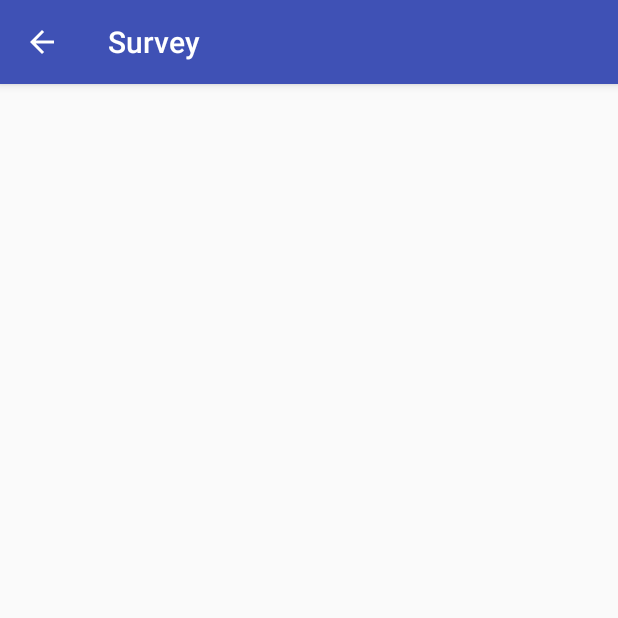
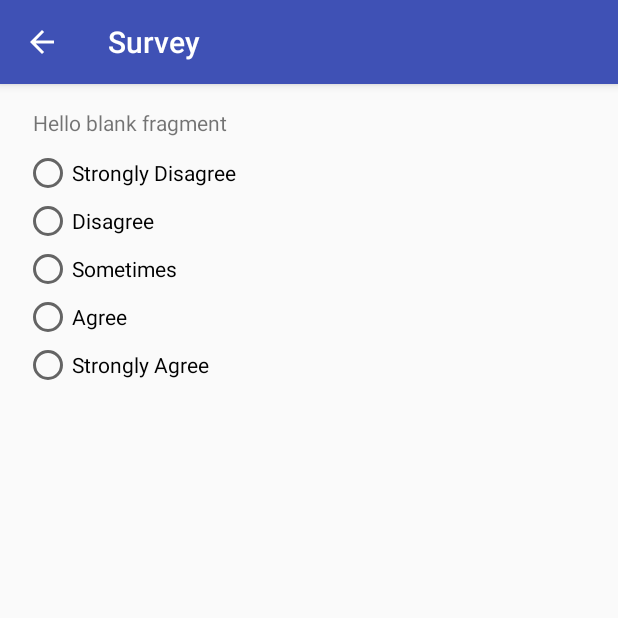
Before and after one commit to tha-bo/mvmr, an Android app: the Survey screen opened directly, with no data from a screen before it, on a phone screen of 412 x 824 dp, the top half of it. Run offline under Robolectric (Android 15) with nearby library versions, the phone set to English and light mode, and no system bars; our stand-ins replace Firebase (no records; nobody signed in at launch, a user with empty details on screens opened directly); 1 statement that could not run was skipped.

Commit message:
updated survey activity

```diff
--- a/app/src/main/java/mvmr/mvmr/Survey.java
+++ b/app/src/main/java/mvmr/mvmr/Survey.java
@@ -1,13 +1,37 @@
 package mvmr.mvmr;
 
+import android.content.SharedPreferences;
 import android.os.Bundle;
+import android.support.annotation.NonNull;
 import android.support.design.widget.FloatingActionButton;
 import android.support.design.widget.Snackbar;
+import android.support.v4.app.Fragment;
+import android.support.v4.app.FragmentManager;
+import android.support.v4.app.FragmentTransaction;
 import android.support.v7.app.AppCompatActivity;
 import android.support.v7.widget.Toolbar;
 import android.view.View;
+import android.widget.Button;
+import android.widget.Toast;
 
-public class Survey extends AppCompatActivity {
+import com.google.android.gms.tasks.OnCompleteListener;
+import com.google.android.gms.tasks.Task;
+import com.google.firebase.auth.AuthResult;
+import com.google.firebase.auth.FirebaseAuth;
+import com.google.firebase.database.DatabaseReference;
+import com.google.firebase.database.FirebaseDatabase;
+
+import java.text.SimpleDateFormat;
+import java.util.Date;
+
+import mvmr.mvmr.models.SurveyModel;
+import mvmr.mvmr.models.UserModel;
+
+public class Survey extends AppCompatActivity  implements SurveyQuestionFragment.OnFragmentInteractionListener {
+    SharedPreferences surveyCache;
+    String[] surveyQuestions;
+    protected FirebaseAuth mAuth;
+    protected DatabaseReference mDatabase;
 
     @Override
     protected void onCreate(Bundle savedInstanceState) {
@@ -16,15 +40,74 @@ public class Survey extends AppCompatActivity {
         Toolbar toolbar = (Toolbar) findViewById(R.id.toolbar);
         setSupportActionBar(toolbar);
 
-        FloatingActionButton fab = (FloatingActionButton) findViewById(R.id.fab);
-        fab.setOnClickListener(new View.OnClickListener() {
-            @Override
-            public void onClick(View view) {
-                Snackbar.make(view, "Replace with your own action", Snackbar.LENGTH_LONG)
-                        .setAction("Action", null).show();
-            }
-        });
+        surveyQuestions = getResources().getStringArray(R.array.survey);
+
+        for (int i = 0; i < surveyQuestions.length; i++) {
+            int result = surveyCache.getInt("question_" + i, 0);
+
+            FragmentManager fragmentManager = getSupportFragmentManager();
+            FragmentTransaction fragmentTransaction = fragmentManager.beginTransaction();
+
+            SurveyQuestionFragment fragment = SurveyQuestionFragment.newInstance(i, surveyQuestions[i], result);
+            fragmentTransaction.add(R.id.questionsContainer, fragment);
+            fragmentTransaction.commit();
+        }
         getSupportActionBar().setDisplayHomeAsUpEnabled(true);
     }
 
+    @Override
+    public void onFragmentInteraction(int uri, int result) {
+        surveyCache = getSharedPreferences("MVMR_Survey", 0);
+        SharedPreferences.Editor surveyCacheEditor = surveyCache.edit();
+        surveyCacheEditor.putInt("question_" + uri, result);
+        surveyCacheEditor.commit();
+    }
+
+    public void onSubmit(View view) {
+        SharedPreferences settings = getSharedPreferences("MVMR", 0);
+        SurveyModel model = new SurveyModel(settings.getString("user_id", null));
+
+        for(int i = 0; i < surveyQuestions.length; i++)
+        {
+            int value = surveyCache.getInt("question_" + i, 0);
+            if(value == 0)
+            {
+                Toast.makeText(Survey.this, "Please Enter all values", Toast.LENGTH_SHORT).show();
+                return;
+            }
+            model.Result += value + ",";
+        }
+        SendResults(model);
+    }
+
+    private void SendResults(final SurveyModel model)
+    {
+        try {
+
+            mAuth = FirebaseAuth.getInstance();
+            mAuth.signInAnonymously().addOnCompleteListener(new OnCompleteListener<AuthResult>() {
+                @Override
+                public void onComplete(@NonNull Task<AuthResult> task) {
+                    if (task.isSuccessful()) {
+                        Toast.makeText(Survey.this, "login success", Toast.LENGTH_SHORT).show();
+
+                        String modelId = java.util.UUID.randomUUID().toString() + new SimpleDateFormat("_HH:mm:ss").format(new Date());
+
+                        mDatabase = FirebaseDatabase.getInstance().getReference();
+                        mDatabase.child("survey")
+                                .child(modelId)
+                                .setValue(model);
+                    }
+                    else{
+                        Toast.makeText(Survey.this, "login failed", Toast.LENGTH_SHORT).show();
+                    }
+                }
+            });
+
+        } catch (Exception e) {
+            Toast.makeText(Survey.this, "login error", Toast.LENGTH_SHORT).show();
+            // Restore interrupt status.
+            //Thread.currentThread().interrupt();
+        }
+    }
 }
--- a/app/src/main/java/mvmr/mvmr/SurveyQuestionFragment.java
+++ b/app/src/main/java/mvmr/mvmr/SurveyQuestionFragment.java
@@ -7,6 +7,8 @@ import android.support.v4.app.Fragment;
 import android.view.LayoutInflater;
 import android.view.View;
 import android.view.ViewGroup;
+import android.widget.RadioButton;
+import android.widget.RadioGroup;
 
 
 /**
@@ -18,16 +20,10 @@ import android.view.ViewGroup;
  * create an instance of this fragment.
  */
 public class SurveyQuestionFragment extends Fragment {
-    // TODO: Rename parameter arguments, choose names that match
-    // the fragment initialization parameters, e.g. ARG_ITEM_NUMBER
-    private static final String ARG_PARAM1 = "param1";
-    private static final String ARG_PARAM2 = "param2";
-
-    // TODO: Rename and change types of parameters
-    private String mParam1;
-    private String mParam2;
-
-    private OnFragmentInteractionListener mListener;
+    private OnFragmentInteractionListener mListener; // parent activity
+    private int result;
+    private int questionId;
+    private String question;
 
     public SurveyQuestionFragment() {
         // Required empty public constructor
@@ -36,17 +32,15 @@ public class SurveyQuestionFragment extends Fragment {
     /**
      * Use this factory method to create a new instance of
      * this fragment using the provided parameters.
-     *
-     * @param param1 Parameter 1.
-     * @param param2 Parameter 2.
      * @return A new instance of fragment SurveyQuestionFragment.
      */
     // TODO: Rename and change types and number of parameters
-    public static SurveyQuestionFragment newInstance(String param1, String param2) {
+    public static SurveyQuestionFragment newInstance(int id, String question, int result) {
         SurveyQuestionFragment fragment = new SurveyQuestionFragment();
         Bundle args = new Bundle();
-        args.putString(ARG_PARAM1, param1);
-        args.putString(ARG_PARAM2, param2);
+        args.putInt("Id", id);
+        args.putInt("Result", result);
+        args.putString("Question", question);
         fragment.setArguments(args);
         return fragment;
     }
@@ -54,9 +48,13 @@ public class SurveyQuestionFragment extends Fragment {
     @Override
     public void onCreate(Bundle savedInstanceState) {
         super.onCreate(savedInstanceState);
+        result = questionId = 0;
         if (getArguments() != null) {
-            mParam1 = getArguments().getString(ARG_PARAM1);
-            mParam2 = getArguments().getString(ARG_PARAM2);
+            questionId = getArguments().getInt("Id");
+            result = getArguments().getInt("Result");
+            question = getArguments().getString("Question");
+
+
         }
     }
 
@@ -65,13 +63,6 @@ public class SurveyQuestionFragment extends Fragment {
                              Bundle savedInstanceState) {
         // Inflate the layout for this fragment
         return inflater.inflate(R.layout.fragment_survey_question, container, false);
-    }
-
-    // TODO: Rename method, update argument and hook method into UI event
-    public void onButtonPressed(Uri uri) {
-        if (mListener != null) {
-            mListener.onFragmentInteraction(uri);
-        }
     }
 
     @Override
@@ -86,9 +77,70 @@ public class SurveyQuestionFragment extends Fragment {
     }
 
     @Override
+    public void onViewCreated(View view, Bundle savedInstanceState) {
+        super.onViewCreated(view, savedInstanceState);
+
+        RadioGroup group = (RadioGroup) view.findViewById(R.id.rGroup);
+        switch(result) {
+            case 1:
+                group.check(R.id.r1);
+                break;
+            case 2:
+                group.check(R.id.r2);
+                break;
+            case 3:
+                group.check(R.id.r3);
+                break;
+            case 4:
+                group.check(R.id.r4);
+                break;
+            case 5:
+                group.check(R.id.r5);
+                break;
+        }
+    }
+
+    @Override
     public void onDetach() {
         super.onDetach();
         mListener = null;
+    }
+
+    public void onRadioButtonClicked(View view) {
+        // Is the button now checked?
+        boolean checked = ((RadioButton) view).isChecked();
+
+        // Check which radio button was clicked
+        switch(view.getId()) {
+            case R.id.r1:
+                if (checked)
+                    result = 1;
+                    break;
+            case R.id.r2:
+                if (checked)
+                    result = 2;
+                    break;
+            case R.id.r3:
+                if (checked)
+                    result = 3;
+                    break;
+            case R.id.r4:
+                if (checked)
+                    result = 4;
+                    break;
+            case R.id.r5:
+                if (checked)
+                    result = 5;
+                    break;
+        }
+        if (mListener != null) {
+            mListener.onFragmentInteraction(questionId, result);
+        }
+    }
+
+    public int GetResult()
+    {
+        return result;
     }
 
     /**
@@ -103,6 +155,6 @@ public class SurveyQuestionFragment extends Fragment {
      */
     public interface OnFragmentInteractionListener {
         // TODO: Update argument type and name
-        void onFragmentInteraction(Uri uri);
+        void onFragmentInteraction(int uri, int result);
     }
 }
--- a/app/src/main/res/layout/content_survey.xml
+++ b/app/src/main/res/layout/content_survey.xml
@@ -8,4 +8,27 @@
     tools:context="mvmr.mvmr.Survey"
     tools:showIn="@layout/activity_survey">
 
+    <LinearLayout
+        android:id="@+id/questionsContainer"
+        android:layout_width="0dp"
+        android:layout_height="495dp"
+        android:layout_marginEnd="8dp"
+        android:layout_marginLeft="8dp"
+        android:layout_marginRight="8dp"
+        android:layout_marginStart="8dp"
+        android:layout_marginTop="8dp"
+        android:orientation="horizontal"
+        app:layout_constraintLeft_toLeftOf="parent"
+        app:layout_constraintRight_toRightOf="parent"
+        app:layout_constraintTop_toTopOf="parent">
+
+        <Button
+            android:id="@+id/submitSurvey"
+            style="@style/Widget.AppCompat.Button.Colored"
+            android:layout_width="wrap_content"
+            android:layout_height="wrap_content"
+            android:layout_weight="1"
+            android:text="Submit"
+            android:onClick="onSubmit" />
+    </LinearLayout>
 </android.support.constraint.ConstraintLayout>
--- a/app/src/main/res/layout/fragment_survey_question.xml
+++ b/app/src/main/res/layout/fragment_survey_question.xml
@@ -21,6 +21,7 @@
         app:layout_constraintTop_toTopOf="parent" />
 
     <RadioGroup
+        android:id="@+id/rGroup"
         android:layout_width="368dp"
         android:layout_height="wrap_content"
         android:layout_marginBottom="8dp"
@@ -40,35 +41,40 @@
             android:layout_width="match_parent"
             android:layout_height="wrap_content"
             android:layout_weight="1"
-            android:text="Strongly Disagree" />
+            android:text="Strongly Disagree"
+            android:onClick="onRadioButtonClicked" />
 
         <RadioButton
             android:id="@+id/r2"
             android:layout_width="match_parent"
             android:layout_height="wrap_content"
             android:layout_weight="1"
-            android:text="Disagree" />
+            android:text="Disagree"
+            android:onClick="onRadioButtonClicked" />
 
         <RadioButton
             android:id="@+id/r3"
             android:layout_width="match_parent"
             android:layout_height="wrap_content"
             android:layout_weight="1"
-            android:text="Sometimes" />
+            android:text="Sometimes"
+            android:onClick="onRadioButtonClicked" />
 
         <RadioButton
             android:id="@+id/r4"
             android:layout_width="match_parent"
             android:layout_height="wrap_content"
             android:layout_weight="1"
-            android:text="Agree" />
+            android:text="Agree"
+            android:onClick="onRadioButtonClicked" />
 
         <RadioButton
             android:id="@+id/r5"
             android:layout_width="match_parent"
             android:layout_height="wrap_content"
             android:layout_weight="1"
-            android:text="Strongly Agree" />
+            android:text="Strongly Agree"
+            android:onClick="onRadioButtonClicked" />
     </RadioGroup>
 
 </android.support.constraint.ConstraintLayout>
--- a/app/src/main/res/values/strings.xml
+++ b/app/src/main/res/values/strings.xml
@@ -11,6 +11,18 @@
         <item>com.reddit.frontpage, reddit</item>
         <item>com.valvesoftware.android.steam.community, steam</item>
     </string-array>
+    <string-array name="survey">
+        <item>I often think about my mobile phone when I am not using it</item>
+        <item>I often use my mobile phone for no particular reason</item>
+        <item>Arguments have arisen with others because of my mobile phone use</item>
+        <item>I interrupt whatever else I do when I am contacted on my mobile phone</item>
+        <item>I feel connected to others when I use my mobile phone</item>
+        <item>I lose track of times I use my mobile phone</item>
+        <item>The thought of being without my mobile phone makes me feel distressed</item>
+        <item>I have been unable to reduce the number of times I use my mobile phone</item>
+        <item>I am comfortable using mobile phone technology</item>
+        <item>I feel confident using mobile phone technology</item>
+    </string-array>
     <string name="title_activity_survey">Survey</string>
 
     <!-- TODO: Remove or change this placeholder text -->
```
Also changed, not shown: app/src/main/java/mvmr/mvmr/Home.java (+11 -2 lines), app/src/main/res/layout/content_home.xml (+17 -0 lines), app/src/main/ic_survey-web.png (added), app/src/main/res/mipmap-hdpi/ic_survey.png (added), app/src/main/res/mipmap-mdpi/ic_survey.png (added), app/src/main/res/mipmap-xhdpi/ic_survey.png (added), app/src/main/res/mipmap-xxhdpi/ic_survey.png (added), app/src/main/res/mipmap-xxxhdpi/ic_survey.png (added), 2 other files.
